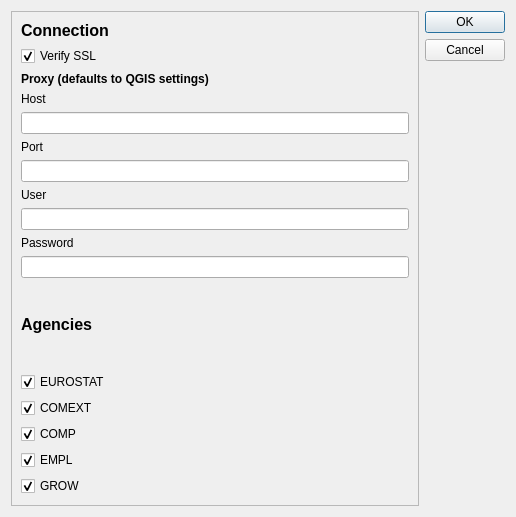
First picture: the form in ui/settings_dialog.ui, repository alecsandrei/eurostat_downloader, before the edit.
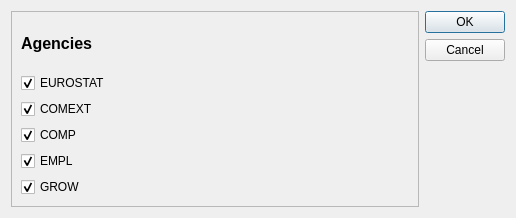
Second picture: the form after the edit.

Diff of the .ui file:
```diff
--- a/ui/settings_dialog.ui
+++ b/ui/settings_dialog.ui
@@ -7,7 +7,7 @@
     <x>0</x>
     <y>0</y>
     <width>516</width>
-    <height>517</height>
+    <height>218</height>
    </rect>
   </property>
   <property name="windowTitle">
@@ -24,109 +24,6 @@
      </property>
      <layout class="QGridLayout" name="gridLayout">
       <item row="0" column="0">
-       <layout class="QVBoxLayout" name="verticalLayout_11">
-        <item>
-         <layout class="QVBoxLayout" name="verticalLayout_3">
-          <property name="spacing">
-           <number>6</number>
-          </property>
-          <item>
-           <widget class="QLabel" name="label_2">
-            <property name="text">
-             <string>&lt;html&gt;&lt;head/&gt;&lt;body&gt;&lt;p&gt;&lt;span style=&quot; font-size:12pt; font-weight:600;&quot;&gt;Connection&lt;/span&gt;&lt;/p&gt;&lt;/body&gt;&lt;/html&gt;</string>
-            </property>
-           </widget>
-          </item>
-          <item>
-           <widget class="QCheckBox" name="checkBoxVerifySSL">
-            <property name="text">
-             <string>Verify SSL</string>
-            </property>
-            <property name="checked">
-             <bool>true</bool>
-            </property>
-           </widget>
-          </item>
-         </layout>
-        </item>
-        <item>
-         <layout class="QVBoxLayout" name="verticalLayout_10">
-          <item>
-           <widget class="QLabel" name="label_3">
-            <property name="text">
-             <string>&lt;html&gt;&lt;head/&gt;&lt;body&gt;&lt;p&gt;&lt;span style=&quot; font-weight:600;&quot;&gt;Proxy (defaults to QGIS settings)&lt;/span&gt;&lt;/p&gt;&lt;/body&gt;&lt;/html&gt;</string>
-            </property>
-           </widget>
-          </item>
-          <item>
-           <layout class="QVBoxLayout" name="verticalLayout_9">
-            <item>
-             <layout class="QVBoxLayout" name="verticalLayout_5">
-              <item>
-               <widget class="QLabel" name="labelProxyHost">
-                <property name="text">
-                 <string>Host</string>
-                </property>
-               </widget>
-              </item>
-              <item>
-               <widget class="QLineEdit" name="lineEditProxyHost"/>
-              </item>
-             </layout>
-            </item>
-            <item>
-             <layout class="QVBoxLayout" name="verticalLayout_4">
-              <item>
-               <widget class="QLabel" name="labelProxyPort">
-                <property name="text">
-                 <string>Port</string>
-                </property>
-               </widget>
-              </item>
-              <item>
-               <widget class="QLineEdit" name="lineEditProxyPort"/>
-              </item>
-             </layout>
-            </item>
-            <item>
-             <layout class="QVBoxLayout" name="verticalLayout_6">
-              <item>
-               <widget class="QLabel" name="labelProxyUser">
-                <property name="text">
-                 <string>User</string>
-                </property>
-               </widget>
-              </item>
-              <item>
-               <widget class="QLineEdit" name="lineEditProxyUser"/>
-              </item>
-             </layout>
-            </item>
-            <item>
-             <layout class="QVBoxLayout" name="verticalLayout_7">
-              <item>
-               <widget class="QLabel" name="labelProxyPassword">
-                <property name="text">
-                 <string>Password</string>
-                </property>
-               </widget>
-              </item>
-              <item>
-               <widget class="QLineEdit" name="lineEditProxyPassword">
-                <property name="echoMode">
-                 <enum>QLineEdit::Password</enum>
-                </property>
-               </widget>
-              </item>
-             </layout>
-            </item>
-           </layout>
-          </item>
-         </layout>
-        </item>
-       </layout>
-      </item>
-      <item row="1" column="0">
        <layout class="QVBoxLayout" name="verticalLayout_2">
         <item>
          <widget class="QLabel" name="label">
```
